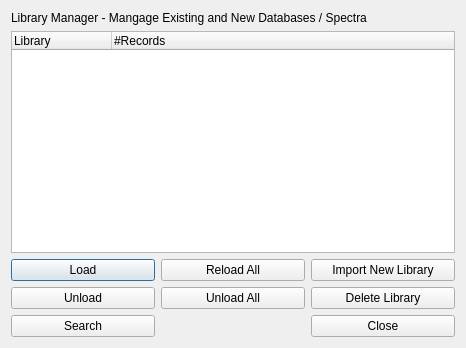
Old version of the form src/maven/forms/librarydialog.ui in the repository eugenemel/maven.
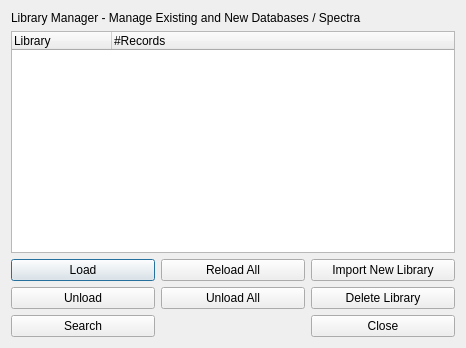
New version of the form.

Commit message: Issue 519: Fix spelling error.

What changed in the file:
```diff
--- a/src/maven/forms/librarydialog.ui
+++ b/src/maven/forms/librarydialog.ui
@@ -95,7 +95,7 @@
    <item row="0" column="0" colspan="3">
     <widget class="QLabel" name="label">
      <property name="text">
-      <string>Library Manager - Mangage Existing and New Databases / Spectra </string>
+      <string>Library Manager - Manage Existing and New Databases / Spectra </string>
      </property>
     </widget>
    </item>
```
